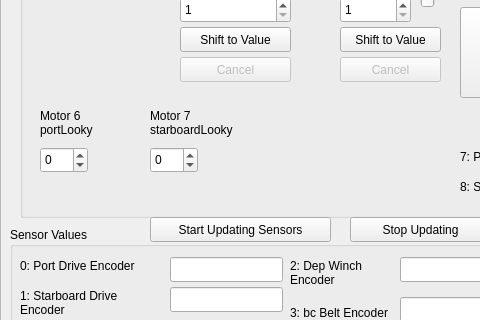
First picture: the form in client/resource/MyPlugin.ui, repository CWRUbotix/NASA-RMC-2019, before the edit; both pictures show x 0 to 480 and y 493 to 813 of the 1096 by 988 pixel window.
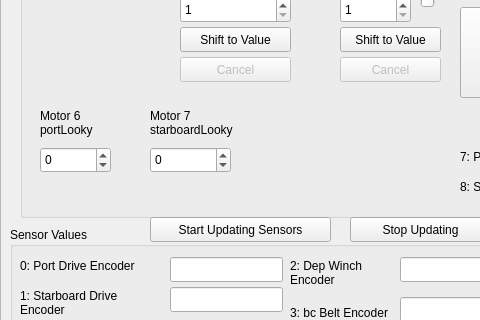
Second picture: the form after the edit.

```diff
--- a/client/resource/MyPlugin.ui
+++ b/client/resource/MyPlugin.ui
@@ -700,15 +700,15 @@
     <rect>
      <x>40</x>
      <y>640</y>
-     <width>48</width>
+     <width>71</width>
      <height>26</height>
     </rect>
    </property>
    <property name="minimum">
-    <number>-100</number>
+    <number>-150</number>
    </property>
    <property name="maximum">
-    <number>100</number>
+    <number>150</number>
    </property>
   </widget>
   <widget class="QSpinBox" name="motor7_spinbox">
@@ -716,15 +716,15 @@
     <rect>
      <x>150</x>
      <y>640</y>
-     <width>48</width>
+     <width>81</width>
      <height>26</height>
     </rect>
    </property>
    <property name="minimum">
-    <number>-100</number>
+    <number>-150</number>
    </property>
    <property name="maximum">
-    <number>100</number>
+    <number>150</number>
    </property>
   </widget>
   <widget class="QLabel" name="label_17">
```
Left out of the diff: 69 changed lines with no effect on the pictures.
